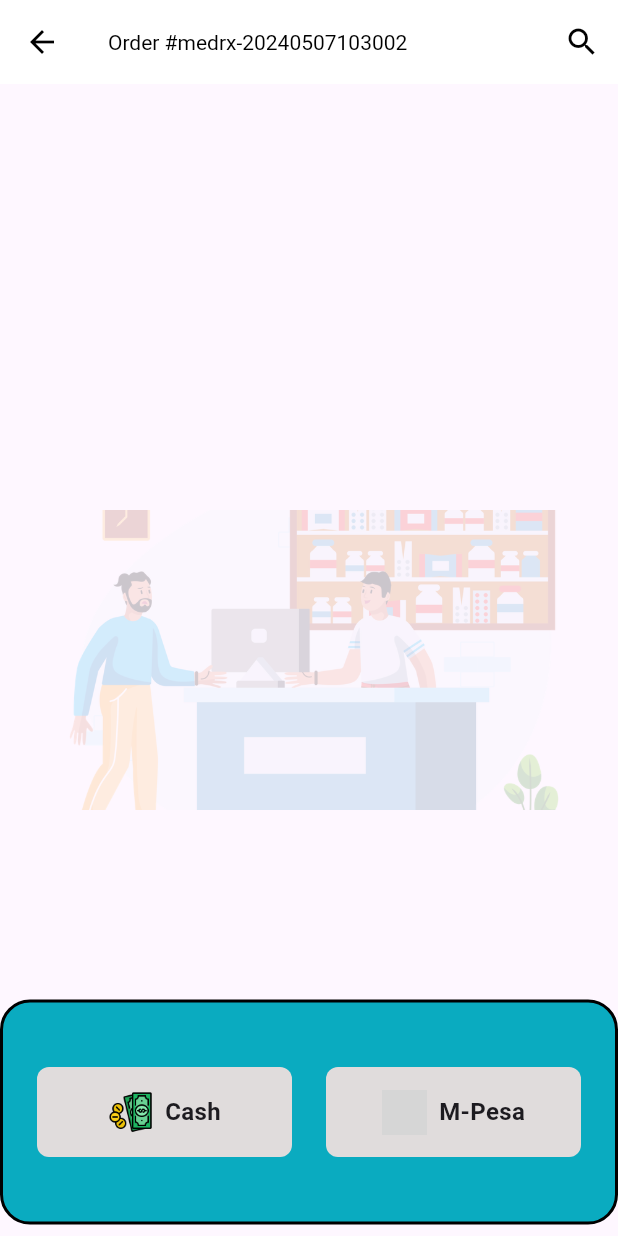
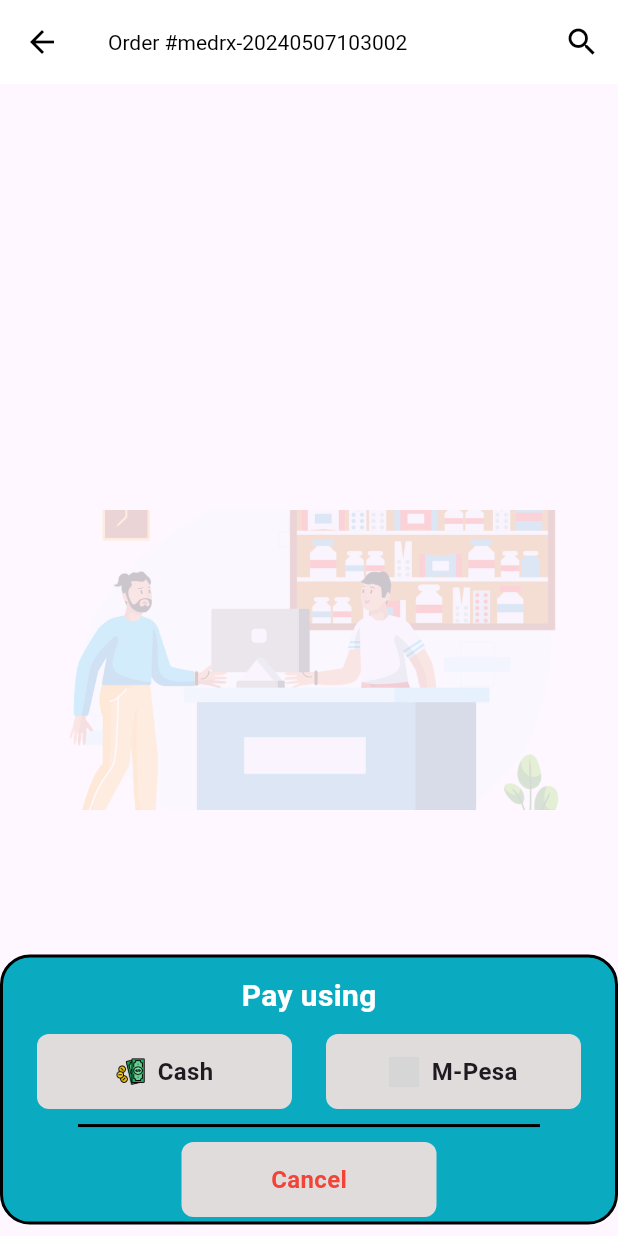
Before and after one commit to BrianKawinzi/medfast_go, a Flutter app: the OrderConfirmationScreen screen opened directly, after a tap on "Sale", on a phone screen of 412 x 824 dp. Run offline on Flutter 3.47's test engine with Material 3 defaults, Android fonts, the phone set to English and light mode, and no system bars; our stand-ins replace csv, fluttertoast, geolocator, image_picker, permission_handler, shared_preferences and 1 more; missing offline and left inert: flutter_file_dialog, qr_code_scanner; accounts and stored records are empty; grey boxes are pictures that could not be loaded.

Commit message:
Payment miniscreen reorganization

```diff
--- a/lib/business/sales.dart
+++ b/lib/business/sales.dart
@@ -1109,14 +1109,12 @@ void _removeItemFromCart(String productName) {
     );
   }
 }
-
 class MiniScreen extends StatelessWidget {
   final VoidCallback onClose;
+  final double totalPrice;
 
   MiniScreen({Key? key, required this.onClose, required this.totalPrice})
       : super(key: key);
-
-  final double totalPrice;
 
   @override
   Widget build(BuildContext context) {
@@ -1125,21 +1123,28 @@ class MiniScreen extends StatelessWidget {
       child: Container(
         margin: const EdgeInsets.only(bottom: 0.2 * 38.1),
         width: 600,
-        height: 150,
+        height: 180,
         decoration: BoxDecoration(
           color: const Color.fromARGB(255, 10, 171, 192),
           border: Border.all(color: Colors.black, width: 2),
           borderRadius: BorderRadius.circular(20),
         ),
-        child: Row(
+        child: Column(
+          mainAxisAlignment: MainAxisAlignment.spaceEvenly,
+          crossAxisAlignment: CrossAxisAlignment.center,
+          children: [
+            const Padding(
+              padding: EdgeInsets.all(8.0),
+              child: Text("Pay using", style: TextStyle(fontSize: 20, fontWeight: FontWeight.bold, color: Colors.white)),
+            ),
+            Row(
               mainAxisAlignment: MainAxisAlignment.spaceEvenly,
               children: [
                 _buildPaymentButton("Cash", 'lib/assets/cash.png', () {
                   Navigator.push(
                     context,
                     MaterialPageRoute(
-                  builder: (BuildContext context) =>
-                      CashPayment(totalPrice: totalPrice),
+                      builder: (BuildContext context) => CashPayment(totalPrice: totalPrice),
                     ),
                   );
                 }),
@@ -1153,17 +1158,20 @@ class MiniScreen extends StatelessWidget {
                 }),
               ],
             ),
-      ),
-    );
-  }
-
-  Widget _buildPaymentButton(
-      String text, String imagePath, VoidCallback onTap) {
+            const Divider(color: Colors.black, thickness: 2, indent: 50, endIndent: 50),
+            _buildCancelButton(context),
+          ],
+        ),
+      ),
+    );
+  }
+
+  Widget _buildPaymentButton(String text, String imagePath, VoidCallback onTap) {
     return GestureDetector(
       onTap: onTap,
       child: Container(
         width: 170,
-        height: 60,
+        height: 50,
         decoration: BoxDecoration(
           color: const Color.fromARGB(255, 224, 220, 220),
           borderRadius: BorderRadius.circular(8),
@@ -1173,8 +1181,8 @@ class MiniScreen extends StatelessWidget {
           children: [
             Image.asset(
               imagePath,
-              width: 30,
-              height: 30,
+              width: 20,
+              height: 20,
             ),
             const SizedBox(width: 8),
             Text(
@@ -1189,26 +1197,32 @@ class MiniScreen extends StatelessWidget {
       ),
     );
   }
-}
-
-class FullScreenPage extends StatelessWidget {
-  final String title;
-  final Widget child;
-
-  FullScreenPage({required this.title, required this.child});
-
-  @override
-  Widget build(BuildContext context) {
-    return Scaffold(
-      appBar: AppBar(
-        title: Text(title),
-        backgroundColor: Colors.white, // Set appbar background color to white
-        iconTheme: const IconThemeData(color: Colors.black), // Set back button color
-      ),
-      body: child,
-    );
-  }
-}
+
+  Widget _buildCancelButton(BuildContext context) {
+    return GestureDetector(
+      onTap: onClose,
+      child: Container(
+        width: 170,
+        height: 50,
+        decoration: BoxDecoration(
+          color: const Color.fromARGB(255, 224, 220, 220),
+          borderRadius: BorderRadius.circular(8),
+        ),
+        child: const Center(
+          child: Text(
+            "Cancel",
+            style: TextStyle(
+              fontWeight: FontWeight.bold,
+              fontSize: 16,
+              color: Colors.red,
+            ),
+          ),
+        ),
+      ),
+    );
+  }
+}
+
 
 class CashPayment extends StatefulWidget {
   @override
```
Lines whose indentation alone changed are shown as unchanged.
